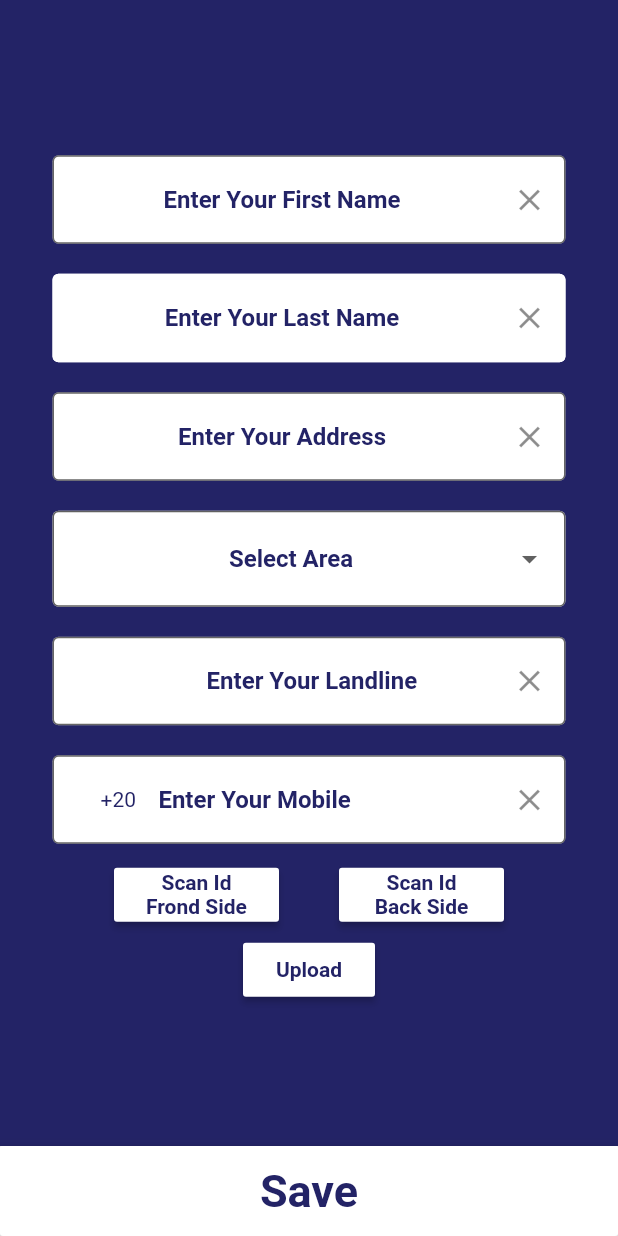
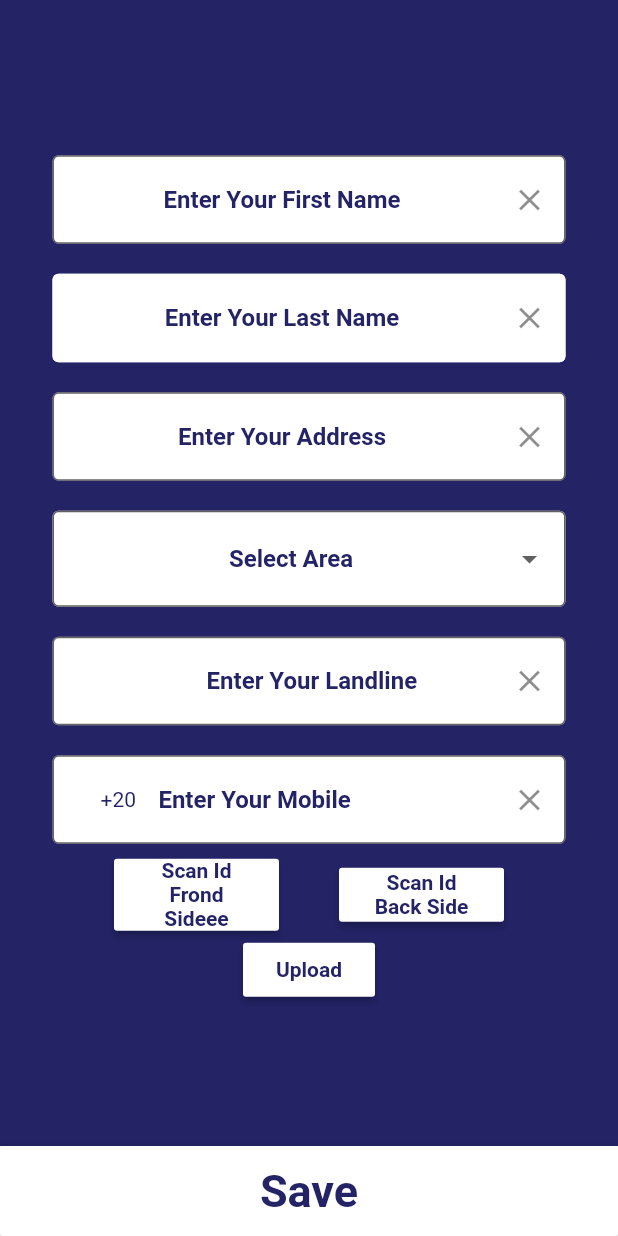
Before and after one commit to abdullahhusam/registration-app, a Flutter app: the HomePage screen opened by its route, on a phone screen of 412 x 824 dp. Run offline on Flutter 3.47's test engine with Material 2 defaults, Android fonts, the phone set to English and light mode, and no system bars; drawn by our look-alikes of intl_phone_number_input; our stand-ins replace googleapis_auth; missing offline and left inert: edge_detection, gcloud, gsheets; key blocks and very long unbroken strings in the code were emptied for the run.

Commit message:
app adjust commit

```diff
--- a/lib/homepage.dart
+++ b/lib/homepage.dart
@@ -305,7 +305,7 @@ class _HomePageState extends State<HomePage> {
                         child: MaterialButton(
                           onPressed: detectObject,
                           child: Text(
-                            'Scan Id Frond Side',
+                            'Scan Id Frond Sideee',
                             style: TextStyle(
                                 fontWeight: FontWeight.bold,
                                 color: Color.fromRGBO(35, 35, 102, 1)),
```
